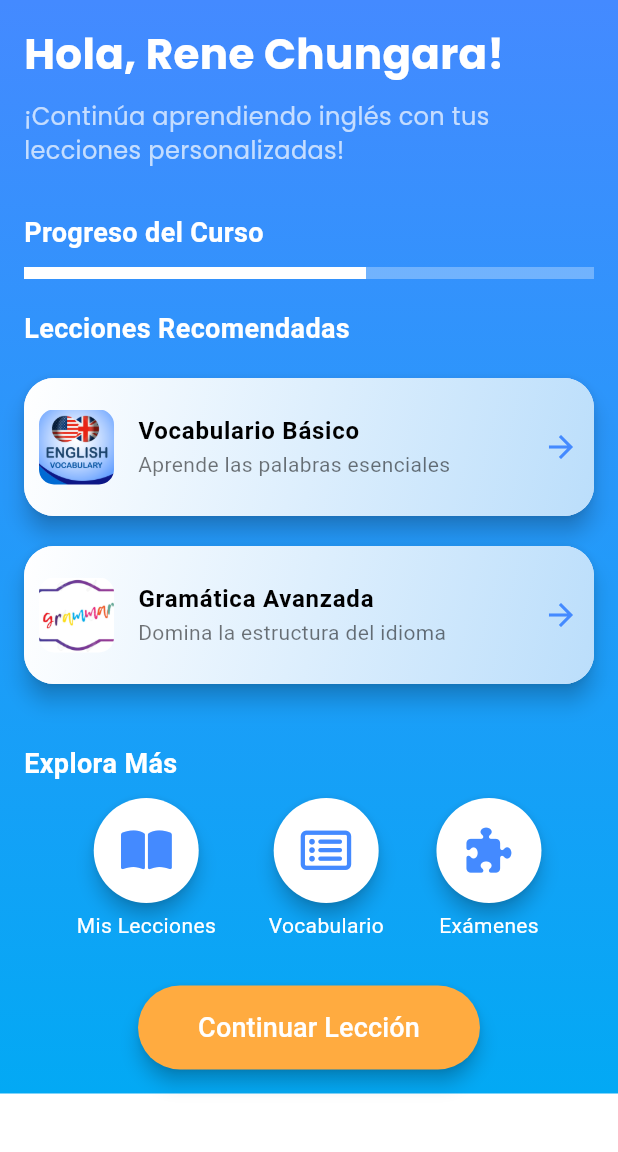
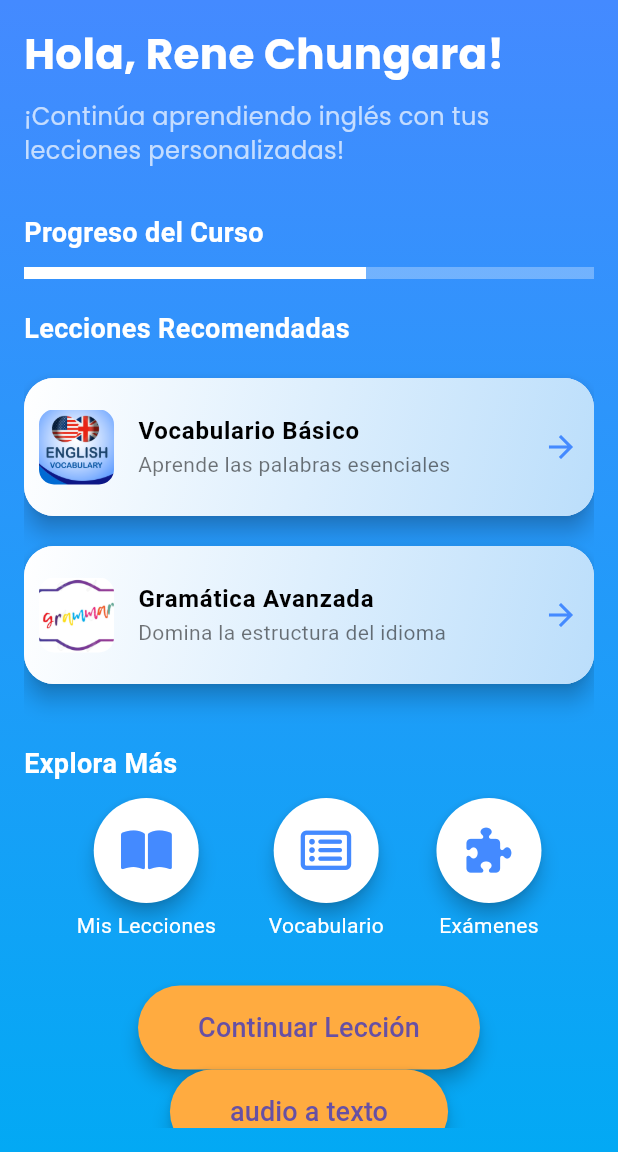
Before and after one commit to Rene-Chungara/movil_english, a Flutter app: the screen it shows after launch, on a phone screen of 412 x 824 dp, the part 84-1236 px from its top. Run offline on Flutter 3.47's test engine with Material 3 defaults, Android fonts, the phone set to English and light mode, and no system bars; our stand-ins replace font_awesome_flutter, google_fonts, speech_to_text.

Commit message:
primer commit

```diff
--- a/lib/views/home_view.dart
+++ b/lib/views/home_view.dart
@@ -6,6 +6,8 @@ import 'package:flutter_english/controllers/home_controllers.dart';
 import 'package:flutter_english/models/user_model.dart';
 import 'package:flutter_english/views/drawer_menu.dart';
 
+import 'package:flutter_english/views/Speech_to_text.dart';
+import 'package:flutter_english/views/home_page.dart';
 
 class HomeView extends StatelessWidget {
   final HomeController controller = HomeController();
@@ -28,11 +30,15 @@ class HomeView extends StatelessWidget {
           ),
           child: Row(
             children: const [
-              Icon(Icons.school, color: Colors.blueAccent), // Icono para la app de aprendizaje
+              Icon(Icons.school,
+                  color: Colors.blueAccent), // Icono para la app de aprendizaje
               SizedBox(width: 8),
               Text(
                 '¡Bienvenido de nuevo!',
-                style: TextStyle(color: Colors.blueAccent, fontSize: 24, fontWeight: FontWeight.bold),
+                style: TextStyle(
+                    color: Colors.blueAccent,
+                    fontSize: 24,
+                    fontWeight: FontWeight.bold),
               ),
             ],
           ),
@@ -53,10 +59,15 @@ class HomeView extends StatelessWidget {
           if (snapshot.connectionState == ConnectionState.waiting) {
             return const Center(child: CircularProgressIndicator());
           } else if (snapshot.hasData) {
-            return DrawerMenu(user: snapshot.data!); // Pasar usuario al DrawerMenu
+            return DrawerMenu(
+                user: snapshot.data!); // Pasar usuario al DrawerMenu
           } else {
-            return DrawerMenu( // Eliminar 'const' aquí
-              user: User(id: '0', name: 'Cargando...', email: 'cargando...'), // Placeholder
+            return DrawerMenu(
+              // Eliminar 'const' aquí
+              user: User(
+                  id: '0',
+                  name: 'Cargando...',
+                  email: 'cargando...'), // Placeholder
             );
           }
         },
@@ -106,7 +117,10 @@ class HomeView extends StatelessWidget {
                       // Barra de progreso de aprendizaje con animación
                       const Text(
                         'Progreso del Curso',
-                        style: TextStyle(fontSize: 18, fontWeight: FontWeight.bold, color: Colors.white),
+                        style: TextStyle(
+                            fontSize: 18,
+                            fontWeight: FontWeight.bold,
+                            color: Colors.white),
                       ),
                       const SizedBox(height: 10),
                       TweenAnimationBuilder<double>(
@@ -124,25 +138,40 @@ class HomeView extends StatelessWidget {
                       // Sección de lecciones recomendadas con diseño atractivo
                       const Text(
                         'Lecciones Recomendadas',
-                        style: TextStyle(fontSize: 18, fontWeight: FontWeight.bold, color: Colors.white),
+                        style: TextStyle(
+                            fontSize: 18,
+                            fontWeight: FontWeight.bold,
+                            color: Colors.white),
                       ),
                       const SizedBox(height: 10),
-                      _buildLessonCard('Vocabulario Básico', 'Aprende las palabras esenciales', 'assets/ingles.png'),
-                      _buildLessonCard('Gramática Avanzada', 'Domina la estructura del idioma', 'assets/grammar.jpg'),
+                      _buildLessonCard(
+                          'Vocabulario Básico',
+                          'Aprende las palabras esenciales',
+                          'assets/ingles.png'),
+                      _buildLessonCard(
+                          'Gramática Avanzada',
+                          'Domina la estructura del idioma',
+                          'assets/grammar.jpg'),
                       const SizedBox(height: 30),
 
                       // Botones de acción rápida con diseño amigable
                       const Text(
                         'Explora Más',
-                        style: TextStyle(fontSize: 18, fontWeight: FontWeight.bold, color: Colors.white),
+                        style: TextStyle(
+                            fontSize: 18,
+                            fontWeight: FontWeight.bold,
+                            color: Colors.white),
                       ),
                       const SizedBox(height: 10),
                       Row(
                         mainAxisAlignment: MainAxisAlignment.spaceEvenly,
                         children: [
-                          _buildActionButton(FontAwesomeIcons.bookOpen, 'Mis Lecciones'),
-                          _buildActionButton(FontAwesomeIcons.listAlt, 'Vocabulario'),
-                          _buildActionButton(FontAwesomeIcons.puzzlePiece, 'Exámenes'),
+                          _buildActionButton(
+                              FontAwesomeIcons.bookOpen, 'Mis Lecciones'),
+                          _buildActionButton(
+                              FontAwesomeIcons.listAlt, 'Vocabulario'),
+                          _buildActionButton(
+                              FontAwesomeIcons.puzzlePiece, 'Exámenes'),
                         ],
                       ),
 
@@ -154,13 +183,37 @@ class HomeView extends StatelessWidget {
                             // Navegar a la próxima lección
                           },
                           style: ElevatedButton.styleFrom(
-                            primary: Colors.orangeAccent,
-                            onPrimary: Colors.white,
-                            padding: const EdgeInsets.symmetric(horizontal: 40, vertical: 15),
-                            shape: RoundedRectangleBorder(borderRadius: BorderRadius.circular(30)),
+                            backgroundColor: Colors.orangeAccent,
+                            //onPrimary: Colors.white,
+                            padding: const EdgeInsets.symmetric(
+                                horizontal: 40, vertical: 15),
+                            shape: RoundedRectangleBorder(
+                                borderRadius: BorderRadius.circular(30)),
                             elevation: 5,
                           ),
-                          child: const Text('Continuar Lección', style: TextStyle(fontSize: 18)),
+                          child: const Text('Continuar Lección',
+                              style: TextStyle(fontSize: 18)),
+                        ),
+                      ),
+                      Center(
+                        child: ElevatedButton(
+                          onPressed: () {
+                            Navigator.push(
+                                context,
+                                MaterialPageRoute(
+                                    builder: (context) => HomePage()));
+                          },
+                          style: ElevatedButton.styleFrom(
+                            backgroundColor: Colors.orangeAccent,
+                            // onPrimary: Colors.white,
+                            padding: const EdgeInsets.symmetric(
+                                horizontal: 40, vertical: 15),
+                            shape: RoundedRectangleBorder(
+                                borderRadius: BorderRadius.circular(30)),
+                            elevation: 5,
+                          ),
+                          child: const Text('audio a texto',
+                              style: TextStyle(fontSize: 18)),
                         ),
                       ),
                     ],
@@ -195,10 +248,14 @@ class HomeView extends StatelessWidget {
           contentPadding: const EdgeInsets.all(10),
           leading: ClipRRect(
             borderRadius: BorderRadius.circular(10),
-            child: Image.asset(imagePath, width: 50, height: 50, fit: BoxFit.cover),
+            child: Image.asset(imagePath,
+                width: 50, height: 50, fit: BoxFit.cover),
           ),
-          title: Text(title, style: const TextStyle(fontWeight: FontWeight.bold, color: Colors.black)),
-          subtitle: Text(description, style: const TextStyle(color: Colors.black54)),
+          title: Text(title,
+              style: const TextStyle(
+                  fontWeight: FontWeight.bold, color: Colors.black)),
+          subtitle:
+              Text(description, style: const TextStyle(color: Colors.black54)),
           trailing: const Icon(Icons.arrow_forward, color: Colors.blueAccent),
           onTap: () {
             // Acción al tocar la tarjeta
@@ -219,11 +276,13 @@ class HomeView extends StatelessWidget {
           style: ElevatedButton.styleFrom(
             shape: const CircleBorder(),
             padding: const EdgeInsets.all(20),
-            primary: Colors.white,
-            onPrimary: Colors.blueAccent,
+            backgroundColor: Colors.white,
+            // onPrimary: Colors.blueAccent,
             elevation: 5,
           ),
-          child: FaIcon(icon, color: Colors.blueAccent, size: 30), // Usamos FaIcon para FontAwesome
+          child: FaIcon(icon,
+              color: Colors.blueAccent,
+              size: 30), // Usamos FaIcon para FontAwesome
         ),
         const SizedBox(height: 5),
         Text(label, style: const TextStyle(fontSize: 14, color: Colors.white)),
--- a/pubspec.yaml
+++ b/pubspec.yaml
@@ -37,6 +37,7 @@ dependencies:
   # The following adds the Cupertino Icons font to your application.
   # Use with the CupertinoIcons class for iOS style icons.
   cupertino_icons: ^1.0.2
+  speech_to_text: ^6.3.0
 
 dev_dependencies:
   flutter_test:
```
Also changed, not shown: lib/views/Speech_to_text.dart (added, +84 -0 lines), lib/views/home_page.dart (added, +97 -0 lines), pubspec.lock, 2 other files.
